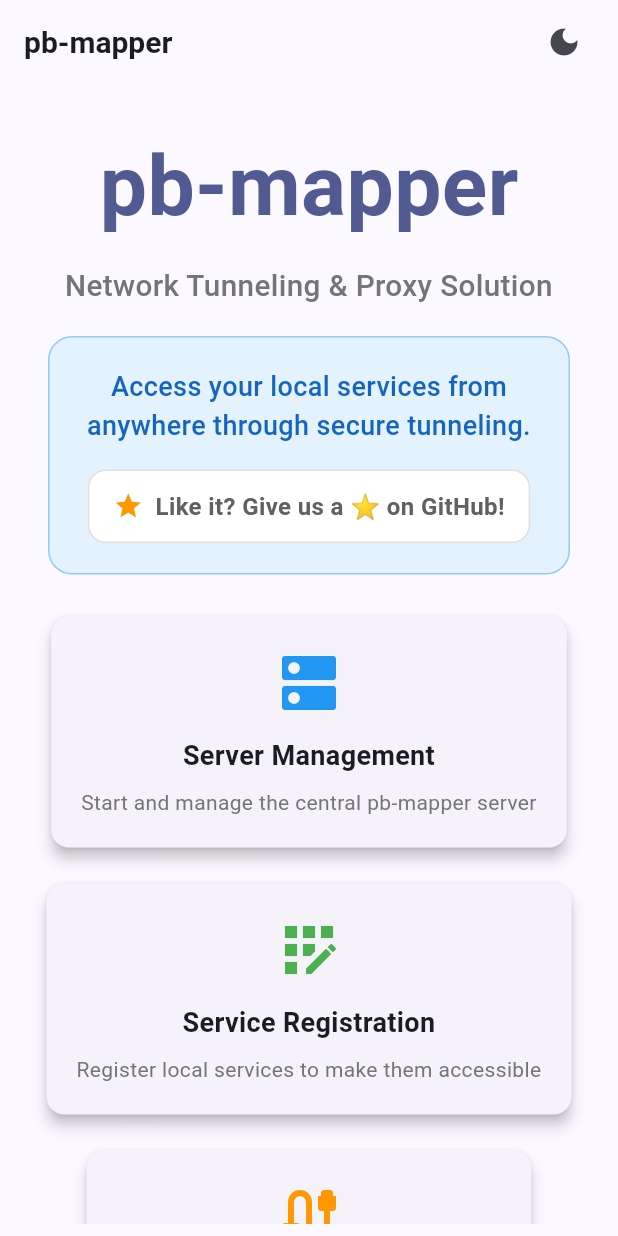
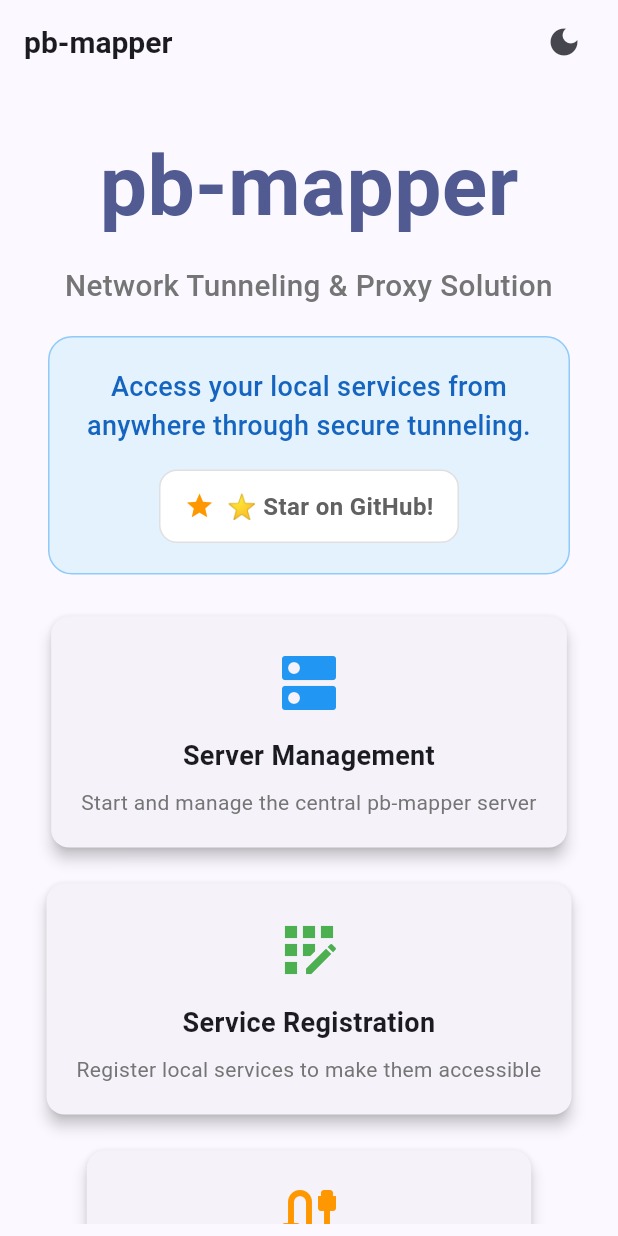
Before and after one commit to acking-you/pb-mapper, a Flutter app: the screen it shows after launch, after a tap on "Server Management", after a tap on "Start Server", after a tap on the "home" icon, on a phone screen of 412 x 824 dp. Run offline on Flutter 3.47's test engine with Material 3 defaults, Android fonts, the light colour scheme and no system bars; our stand-ins replace shared_preferences; missing offline and left inert: rinf.

Commit message:
Fix Flutter-Rust initialization and mobile UI layout issues
- Fix Flutter binding initialization by calling WidgetsFlutterBinding.ensureInitialized() before path_provider calls
- Add timeout and fallback handling to prevent Rust from hanging when Flutter path retrieval fails
- Remove redundant CreateActors signal - SetAppDirectoryPath now handles initialization
- Fix mobile layout overflow in main_landing_view.dart by using Flexible widget and responsive text
- Ensure all platforms send directory path signal to maintain consistent initialization flow

```diff
--- a/ui/lib/main.dart
+++ b/ui/lib/main.dart
@@ -16,6 +16,7 @@
 import 'src/bindings/bindings.dart';
 
 Future<void> main() async {
+  WidgetsFlutterBinding.ensureInitialized();
   await initializeRust(assignRustSignal);
   await createActors();
   runApp(MyApp());
@@ -34,11 +35,19 @@
       if (kDebugMode) {
         print('Failed to get app directory path: $e');
       }
+      // Send empty path as fallback to ensure Rust doesn't get stuck waiting
+      SetAppDirectoryPath(path: '').sendSignalToRust();
+      if (kDebugMode) {
+        print('Sent empty path to Rust as fallback');
+      }
+    }
+  } else {
+    // For desktop platforms, send empty path to indicate no mobile directory
+    SetAppDirectoryPath(path: '').sendSignalToRust();
+    if (kDebugMode) {
+      print('Desktop platform: sent empty path to Rust');
     }
   }
-
-  // Create actors after setting directory path
-  CreateActors().sendSignalToRust();
 }
 
 class MyApp extends StatefulWidget {
--- a/ui/lib/src/views/main_landing_view.dart
+++ b/ui/lib/src/views/main_landing_view.dart
@@ -179,8 +179,11 @@
                                   size: 20,
                                 ),
                                 const SizedBox(width: 8),
-                                Text(
-                                  'Like it? Give us a ⭐ on GitHub!',
+                                Flexible(
+                                  child: Text(
+                                    ResponsiveLayout.isMobile(context)
+                                        ? '⭐ Star on GitHub!'
+                                        : 'Like it? Give us a ⭐ on GitHub!',
                                     style: TextStyle(
                                       fontSize: 16,
                                       color:
@@ -189,6 +192,8 @@
                                           ? Colors.grey[300]
                                           : Colors.grey[700],
                                       fontWeight: FontWeight.w600,
+                                    ),
+                                    overflow: TextOverflow.ellipsis,
                                   ),
                                 ),
                               ],
```
Also changed, not shown: 2 other files. Lines whose indentation alone changed are shown as unchanged.
